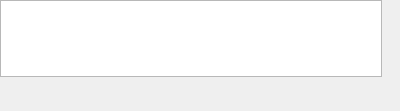
The window that infowidget.ui (MarioUnoDueTreQuattro/AudioPlayer) describes before a commit, drawn with Qt 5.
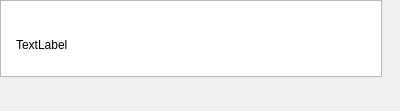
The same window after the commit.

Commit message: infowidget displays covers (pictures)

What changed in the file:
```diff
--- a/infowidget.ui
+++ b/infowidget.ui
@@ -29,6 +29,19 @@
     <bool>true</bool>
    </property>
   </widget>
+  <widget class="QLabel" name="labelPix">
+   <property name="geometry">
+    <rect>
+     <x>16</x>
+     <y>8</y>
+     <width>73</width>
+     <height>73</height>
+    </rect>
+   </property>
+   <property name="text">
+    <string>TextLabel</string>
+   </property>
+  </widget>
  </widget>
  <resources/>
  <connections/>
```
The commit also changes 6 other files.
